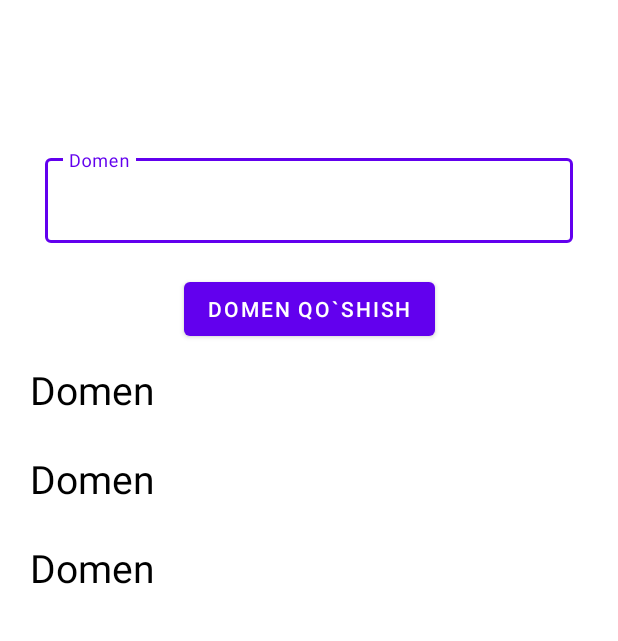
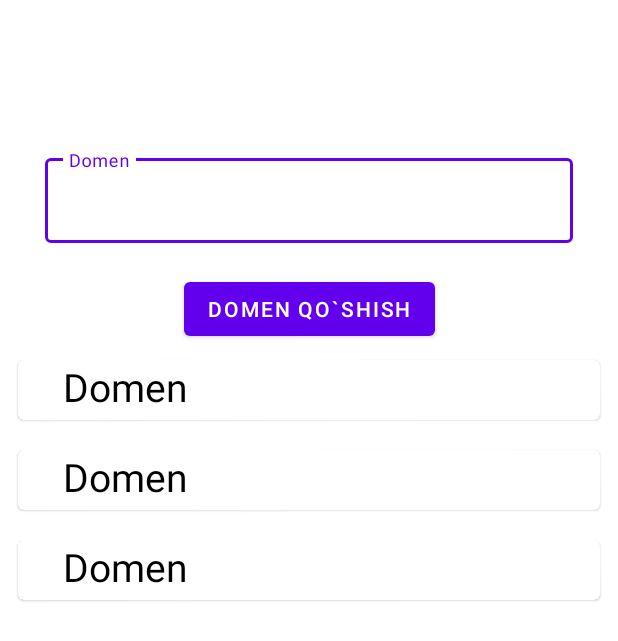
Before and after one commit to Sardor9806/AdminQRcode, an Android app: the layout activity_domen_add.xml on its own in the app's theme, with its tools: preview values and no code run, on a phone screen of 412 x 824 dp. Shown: the top 641 px of the screen. Run offline under Robolectric (Android 15) with nearby library versions, the phone set to English and light mode, and no system bars.

```diff
--- a/app/src/main/AndroidManifest.xml
+++ b/app/src/main/AndroidManifest.xml
@@ -41,6 +41,11 @@
             android:screenOrientation="portrait"
             android:name=".activity.UserQayerda"
             android:exported="false" />
+
+        <activity
+            android:screenOrientation="portrait"
+            android:name=".activity.UserChat"
+            android:exported="false" />
         <activity
             android:screenOrientation="portrait"
             android:name=".activity.UserAdd"
--- a/app/src/main/java/com/example/qradmin11/activity/UserChat.kt
+++ b/app/src/main/java/com/example/qradmin11/activity/UserChat.kt
@@ -6,6 +6,7 @@ import com.example.qradmin11.databinding.ActivityUserChatBinding
 
 class UserChat : AppCompatActivity() {
     lateinit var binding: ActivityUserChatBinding
+
     override fun onCreate(savedInstanceState: Bundle?) {
         title="Foydalanuvchi bilan Chat"
         super.onCreate(savedInstanceState)
--- a/app/src/main/res/layout/item_domen.xml
+++ b/app/src/main/res/layout/item_domen.xml
@@ -1,19 +1,23 @@
 <?xml version="1.0" encoding="utf-8"?>
-<androidx.constraintlayout.widget.ConstraintLayout xmlns:android="http://schemas.android.com/apk/res/android"
+<com.google.android.material.card.MaterialCardView
+    xmlns:android="http://schemas.android.com/apk/res/android"
     xmlns:app="http://schemas.android.com/apk/res-auto"
     android:layout_width="match_parent"
-    android:layout_marginVertical="12dp"
-    android:layout_height="wrap_content">
+    android:layout_marginHorizontal="12dp"
+    android:layout_marginVertical="10dp"
+    android:layout_height="40dp">
 
     <TextView
         android:id="@+id/domen"
         android:layout_width="wrap_content"
         android:layout_height="wrap_content"
-        android:paddingStart="20dp"
+        android:paddingStart="30dp"
         android:text="Domen"
         android:textColor="@color/black"
         android:textSize="26dp"
         app:layout_constraintStart_toStartOf="parent"
         app:layout_constraintTop_toTopOf="parent" />
 
-</androidx.constraintlayout.widget.ConstraintLayout>
+
+
+</com.google.android.material.card.MaterialCardView>
```
Also changed, not shown: app/src/main/res/layout/activity_user_chat.xml (+10 -0 lines).
